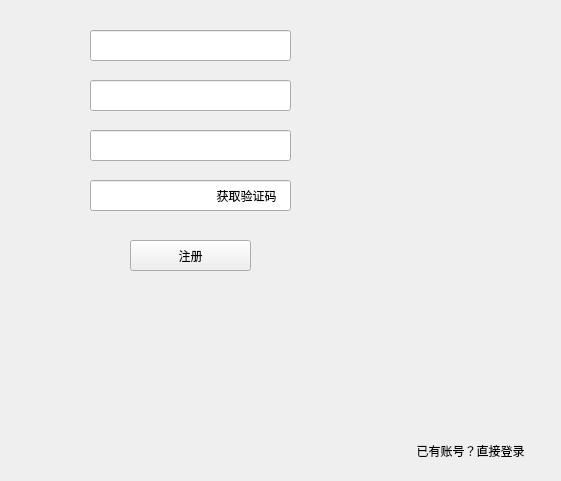
First picture: the form in Enroll.ui, repository JiaboLi-GitHub/SPDS-Client, before the edit.
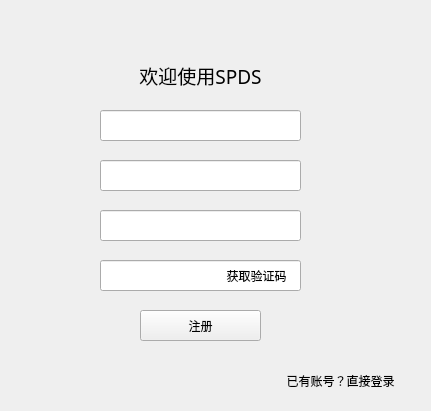
Second picture: the form after the edit.

Patch:
```diff
--- a/Enroll.ui
+++ b/Enroll.ui
@@ -6,8 +6,8 @@
    <rect>
     <x>0</x>
     <y>0</y>
-    <width>561</width>
-    <height>481</height>
+    <width>431</width>
+    <height>411</height>
    </rect>
   </property>
   <property name="windowTitle">
@@ -18,8 +18,8 @@
     <rect>
      <x>0</x>
      <y>0</y>
-     <width>561</width>
-     <height>481</height>
+     <width>431</width>
+     <height>411</height>
     </rect>
    </property>
    <property name="minimumSize">
@@ -31,8 +31,8 @@
    <widget class="QLineEdit" name="mailAddress">
     <property name="geometry">
      <rect>
-      <x>90</x>
-      <y>30</y>
+      <x>100</x>
+      <y>160</y>
       <width>201</width>
       <height>31</height>
      </rect>
@@ -41,8 +41,8 @@
    <widget class="QLineEdit" name="password">
     <property name="geometry">
      <rect>
-      <x>90</x>
-      <y>130</y>
+      <x>100</x>
+      <y>210</y>
       <width>201</width>
       <height>31</height>
      </rect>
@@ -54,8 +54,8 @@
    <widget class="QPushButton" name="enroll">
     <property name="geometry">
      <rect>
-      <x>130</x>
-      <y>240</y>
+      <x>140</x>
+      <y>310</y>
       <width>121</width>
       <height>31</height>
      </rect>
@@ -67,8 +67,8 @@
    <widget class="QLineEdit" name="code">
     <property name="geometry">
      <rect>
-      <x>90</x>
-      <y>180</y>
+      <x>100</x>
+      <y>260</y>
       <width>201</width>
       <height>31</height>
      </rect>
@@ -77,8 +77,8 @@
    <widget class="QPushButton" name="login">
     <property name="geometry">
      <rect>
-      <x>410</x>
-      <y>440</y>
+      <x>280</x>
+      <y>370</y>
       <width>121</width>
       <height>21</height>
      </rect>
@@ -99,8 +99,8 @@
    <widget class="QPushButton" name="requestCode">
     <property name="geometry">
      <rect>
-      <x>200</x>
-      <y>180</y>
+      <x>210</x>
+      <y>260</y>
       <width>93</width>
       <height>31</height>
      </rect>
@@ -115,8 +115,8 @@
    <widget class="QLineEdit" name="userName">
     <property name="geometry">
      <rect>
-      <x>90</x>
-      <y>80</y>
+      <x>100</x>
+      <y>110</y>
       <width>201</width>
       <height>31</height>
      </rect>
@@ -125,6 +125,30 @@
      <enum>QLineEdit::Password</enum>
     </property>
    </widget>
+   <widget class="QLabel" name="label">
+    <property name="geometry">
+     <rect>
+      <x>130</x>
+      <y>60</y>
+      <width>141</width>
+      <height>31</height>
+     </rect>
+    </property>
+    <property name="font">
+     <font>
+      <family>阿里巴巴普惠体 2.0 55 Regular</family>
+      <pointsize>14</pointsize>
+      <weight>50</weight>
+      <bold>false</bold>
+     </font>
+    </property>
+    <property name="text">
+     <string>欢迎使用SPDS</string>
+    </property>
+    <property name="alignment">
+     <set>Qt::AlignCenter</set>
+    </property>
+   </widget>
   </widget>
  </widget>
  <layoutdefault spacing="6" margin="11"/>
```
Left out of the diff: 9 changed lines with no effect on the pictures.
